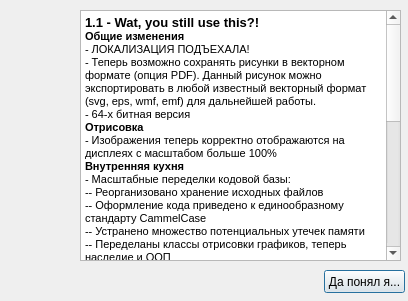
The window that ui/changelog.ui (small23/QGraphViewer) describes before a commit, drawn with Qt 5.
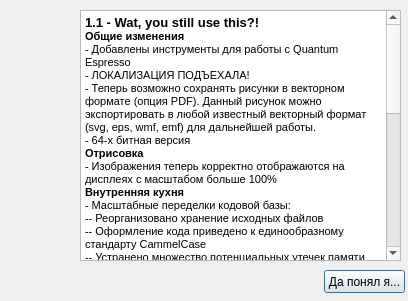
The same window after the commit.

```diff
--- a/ui/changelog.ui
+++ b/ui/changelog.ui
@@ -54,6 +54,7 @@
 &lt;/style&gt;&lt;/head&gt;&lt;body style=&quot; font-family:'MS Shell Dlg 2'; font-size:8.25pt; font-weight:400; font-style:normal;&quot;&gt;
 &lt;p style=&quot; margin-top:0px; margin-bottom:0px; margin-left:0px; margin-right:0px; -qt-block-indent:0; text-indent:0px;&quot;&gt;&lt;span style=&quot; font-size:10pt; font-weight:600;&quot;&gt;1.1 - Wat, you still use this?!&lt;/span&gt;&lt;/p&gt;
 &lt;p style=&quot; margin-top:0px; margin-bottom:0px; margin-left:0px; margin-right:0px; -qt-block-indent:0; text-indent:0px;&quot;&gt;&lt;span style=&quot; font-weight:600;&quot;&gt;Общие изменения&lt;/span&gt;&lt;/p&gt;
+&lt;p style=&quot; margin-top:0px; margin-bottom:0px; margin-left:0px; margin-right:0px; -qt-block-indent:0; text-indent:0px;&quot;&gt;- Добавлены инструменты для работы с Quantum Espresso&lt;/p&gt;
 &lt;p style=&quot; margin-top:0px; margin-bottom:0px; margin-left:0px; margin-right:0px; -qt-block-indent:0; text-indent:0px;&quot;&gt;- ЛОКАЛИЗАЦИЯ ПОДЪЕХАЛА!&lt;/p&gt;
 &lt;p style=&quot; margin-top:0px; margin-bottom:0px; margin-left:0px; margin-right:0px; -qt-block-indent:0; text-indent:0px;&quot;&gt;- Теперь возможно сохранять рисунки в векторном формате (опция PDF). Данный рисунок можно экспортировать в любой известный векторный формат (svg, eps, wmf, emf) для дальнейшей работы.&lt;/p&gt;
 &lt;p style=&quot; margin-top:0px; margin-bottom:0px; margin-left:0px; margin-right:0px; -qt-block-indent:0; text-indent:0px;&quot;&gt;- 64-х битная версия&lt;/p&gt;
@@ -69,6 +70,8 @@
 &lt;p style=&quot; margin-top:0px; margin-bottom:0px; margin-left:0px; margin-right:0px; -qt-block-indent:0; text-indent:0px;&quot;&gt;- Переезд на MSVC2019&lt;/p&gt;
 &lt;p style=&quot; margin-top:0px; margin-bottom:0px; margin-left:0px; margin-right:0px; -qt-block-indent:0; text-indent:0px;&quot;&gt;- Переезд на Windows SDK 10.0.20348.0&lt;/p&gt;
 &lt;p style=&quot; margin-top:0px; margin-bottom:0px; margin-left:0px; margin-right:0px; -qt-block-indent:0; text-indent:0px;&quot;&gt;- Обновление библиотеки QCustomPlot до версии 2.1.0&lt;/p&gt;
+&lt;p style=&quot; margin-top:0px; margin-bottom:0px; margin-left:0px; margin-right:0px; -qt-block-indent:0; text-indent:0px;&quot;&gt;- Обновление библиотеки Qxlsx до версии 1.4.3&lt;/p&gt;
+&lt;p style=&quot; margin-top:0px; margin-bottom:0px; margin-left:0px; margin-right:0px; -qt-block-indent:0; text-indent:0px;&quot;&gt;- Обновление библиотеки Eigen до версии 4.3.0&lt;/p&gt;
 &lt;p style=&quot; margin-top:0px; margin-bottom:0px; margin-left:0px; margin-right:0px; -qt-block-indent:0; text-indent:0px;&quot;&gt;&lt;span style=&quot; font-weight:600;&quot;&gt;Исправления ошибок&lt;/span&gt;&lt;/p&gt;
 &lt;p style=&quot; margin-top:0px; margin-bottom:0px; margin-left:0px; margin-right:0px; -qt-block-indent:0; text-indent:0px;&quot;&gt;- Исправлена ошибка с некорректной инициализацией поля &amp;quot;Размер кегеля&amp;quot; на первой вкладке&lt;/p&gt;
 &lt;p style=&quot;-qt-paragraph-type:empty; margin-top:0px; margin-bottom:0px; margin-left:0px; margin-right:0px; -qt-block-indent:0; text-indent:0px;&quot;&gt;&lt;br /&gt;&lt;/p&gt;
```
